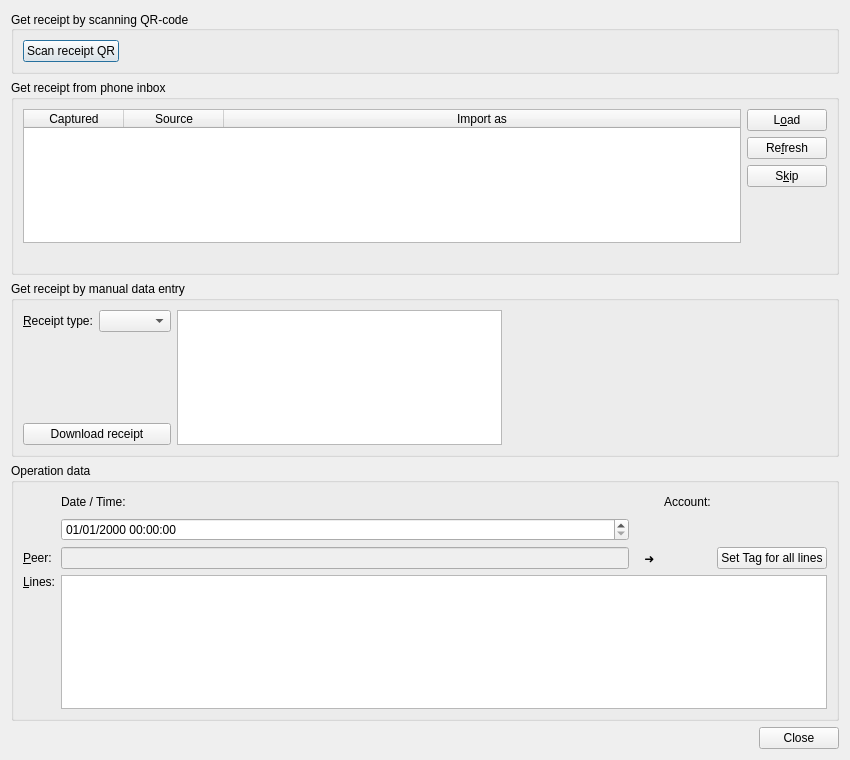
First picture: the form in jal/ui/receipt_import_dlg.ui, repository titov-vv/jal, before the edit.
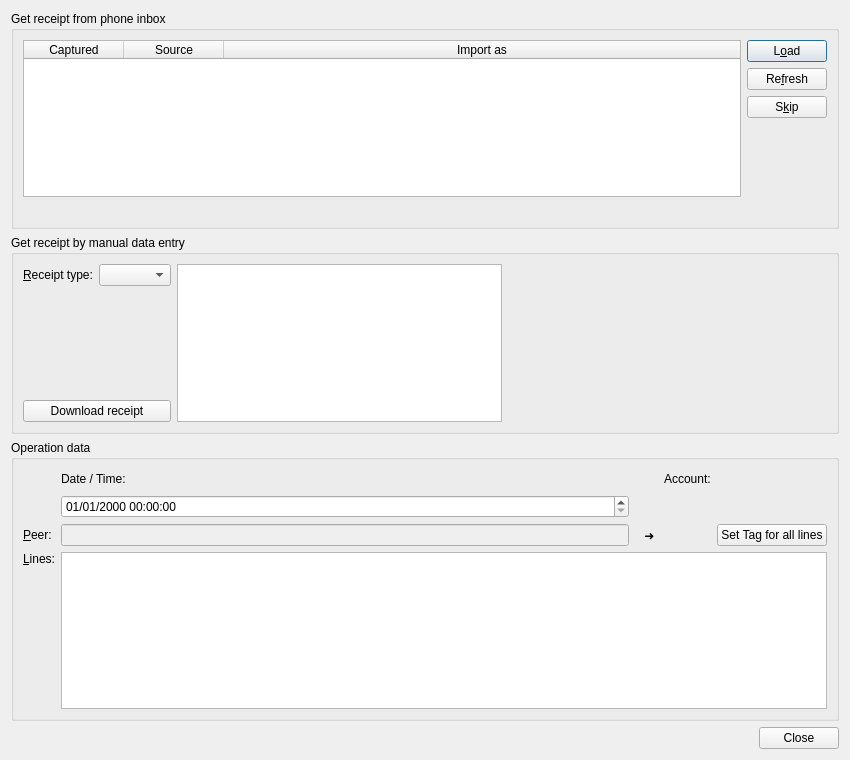
Second picture: the form after the edit. Custom widgets are drawn as their Qt base class.

Commit message: PC QR/barcode scanning was removed

The edit to the form file:
```diff
--- a/jal/ui/receipt_import_dlg.ui
+++ b/jal/ui/receipt_import_dlg.ui
@@ -14,71 +14,6 @@
    <string>Import shop receipt</string>
   </property>
   <layout class="QVBoxLayout" name="verticalLayout">
-   <item>
-    <widget class="QFrame" name="InputFrame">
-     <property name="sizePolicy">
-      <sizepolicy hsizetype="Preferred" vsizetype="Maximum">
-       <horstretch>0</horstretch>
-       <verstretch>0</verstretch>
-      </sizepolicy>
-     </property>
-     <property name="frameShape">
-      <enum>QFrame::Shape::NoFrame</enum>
-     </property>
-     <layout class="QHBoxLayout" name="horizontalLayout_2">
-      <property name="leftMargin">
-       <number>0</number>
-      </property>
-      <property name="topMargin">
-       <number>0</number>
-      </property>
-      <property name="rightMargin">
-       <number>0</number>
-      </property>
-      <property name="bottomMargin">
-       <number>0</number>
-      </property>
-      <item>
-       <widget class="QGroupBox" name="QRGroup">
-        <property name="sizePolicy">
-         <sizepolicy hsizetype="Preferred" vsizetype="Preferred">
-          <horstretch>0</horstretch>
-          <verstretch>0</verstretch>
-         </sizepolicy>
-        </property>
-        <property name="title">
-         <string>Get receipt by scanning QR-code</string>
-        </property>
-        <property name="alignment">
-         <set>Qt::AlignmentFlag::AlignLeading|Qt::AlignmentFlag::AlignLeft|Qt::AlignmentFlag::AlignVCenter</set>
-        </property>
-        <layout class="QHBoxLayout" name="horizontalLayout">
-         <item>
-          <widget class="QPushButton" name="ScanReceiptQR">
-           <property name="text">
-            <string>Scan receipt QR</string>
-           </property>
-          </widget>
-         </item>
-         <item>
-          <spacer name="horizontalSpacer">
-           <property name="orientation">
-            <enum>Qt::Orientation::Horizontal</enum>
-           </property>
-           <property name="sizeHint" stdset="0">
-            <size>
-             <width>40</width>
-             <height>20</height>
-            </size>
-           </property>
-          </spacer>
-         </item>
-        </layout>
-       </widget>
-      </item>
-     </layout>
-    </widget>
-   </item>
    <item>
     <widget class="QGroupBox" name="InboxGroup">
      <property name="sizePolicy">
```
Left out of the diff: 1 changed line with no effect on the pictures. The commit also changes 12 other files.
